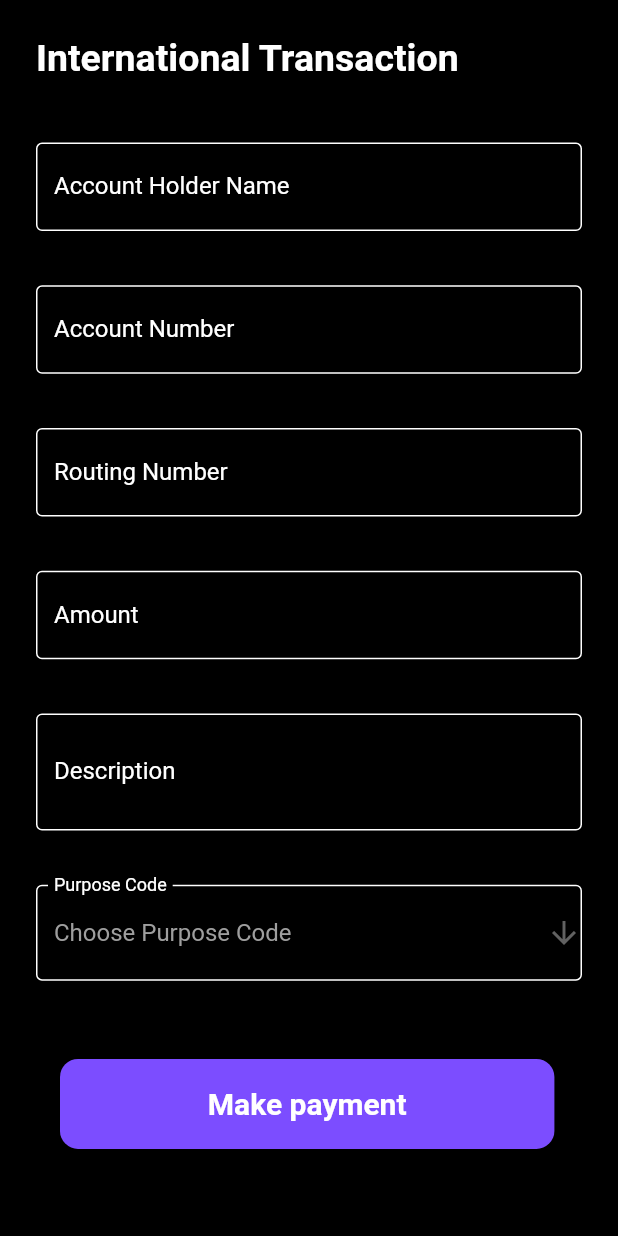
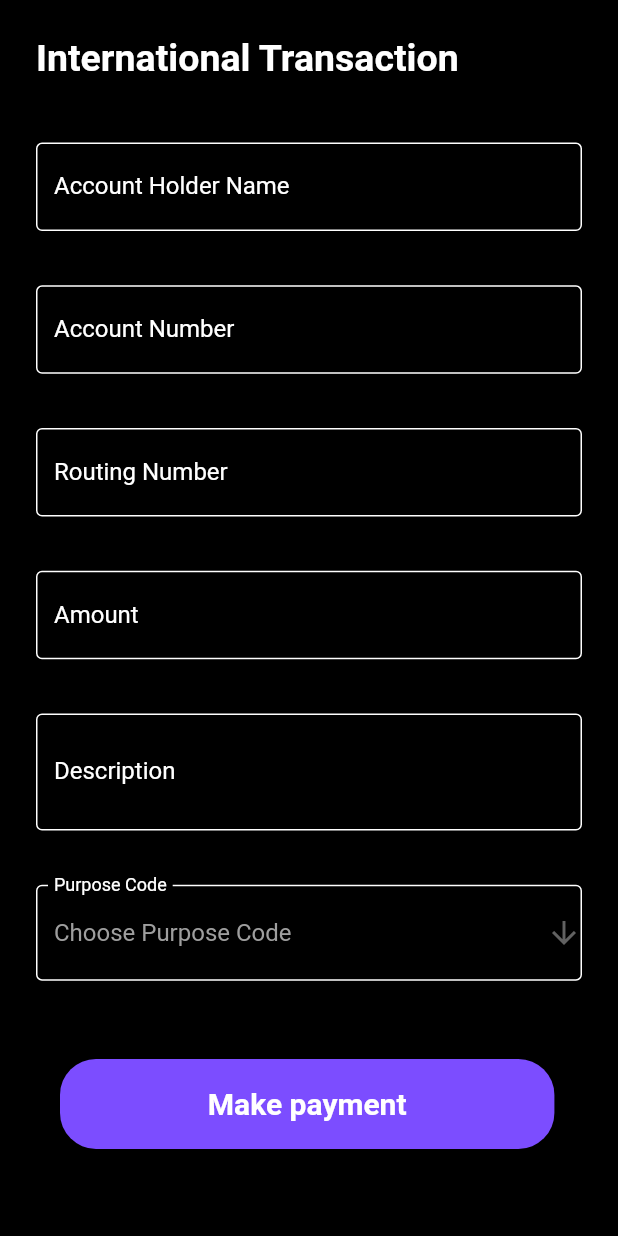
Before and after one commit to nirbhaysinghnarang/swadesh_challenge, a Flutter app: the TransactionFormPage screen opened directly, on a phone screen of 412 x 824 dp. Run offline on Flutter 3.47's test engine with Material 2 defaults, Android fonts, the phone set to English and light mode, and no system bars; our stand-ins replace device_info_plus, fluttertoast, liquid_pull_to_refresh, skeleton_text; missing offline and left inert: avatars; network calls fail; Roboto replaces fonts that are missing (Inter-Regular).

Commit message:
Small UI improvements

```diff
--- a/mobile/lib/Widgets/transaction_form_widget.dart
+++ b/mobile/lib/Widgets/transaction_form_widget.dart
@@ -204,7 +204,7 @@ class _TransactionFormWidgetState extends State<TransactionFormWidget> {
                       height: 60,
                       decoration: const BoxDecoration(
                           color: Colors.deepPurpleAccent,
-                          borderRadius: BorderRadius.all(Radius.circular(12))),
+                          borderRadius: BorderRadius.all(Radius.circular(24))),
                     ),
                     onPressed: () async {
                       if (_formKey.currentState!.validate()) {
```
Also changed, not shown: mobile/lib/Home/home_page.dart (+4 -4 lines), 1 other file.
